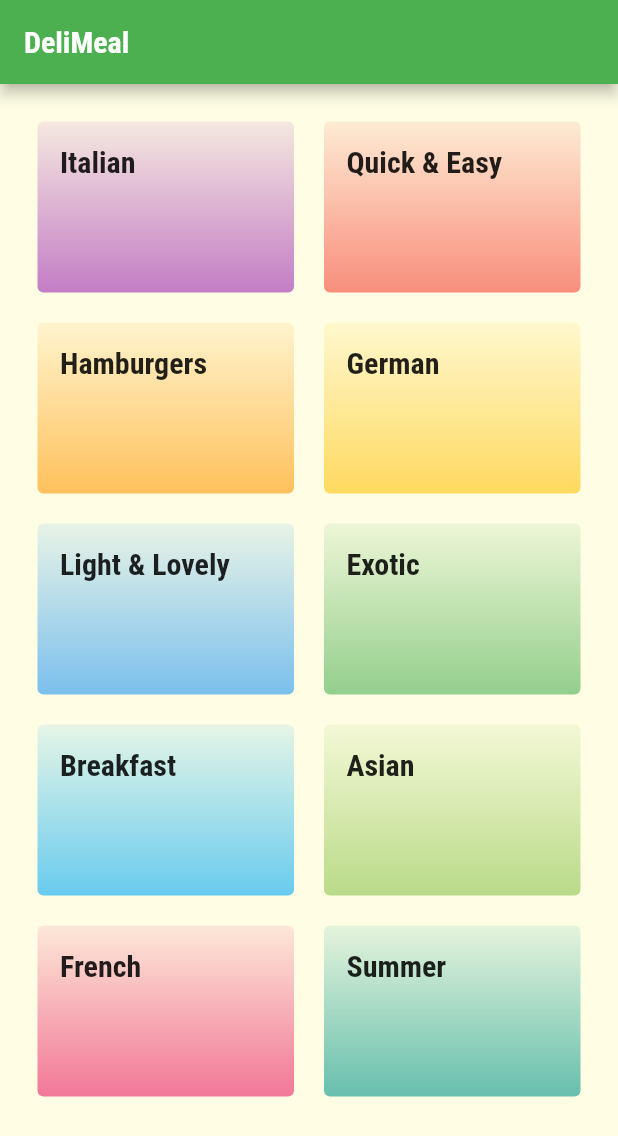
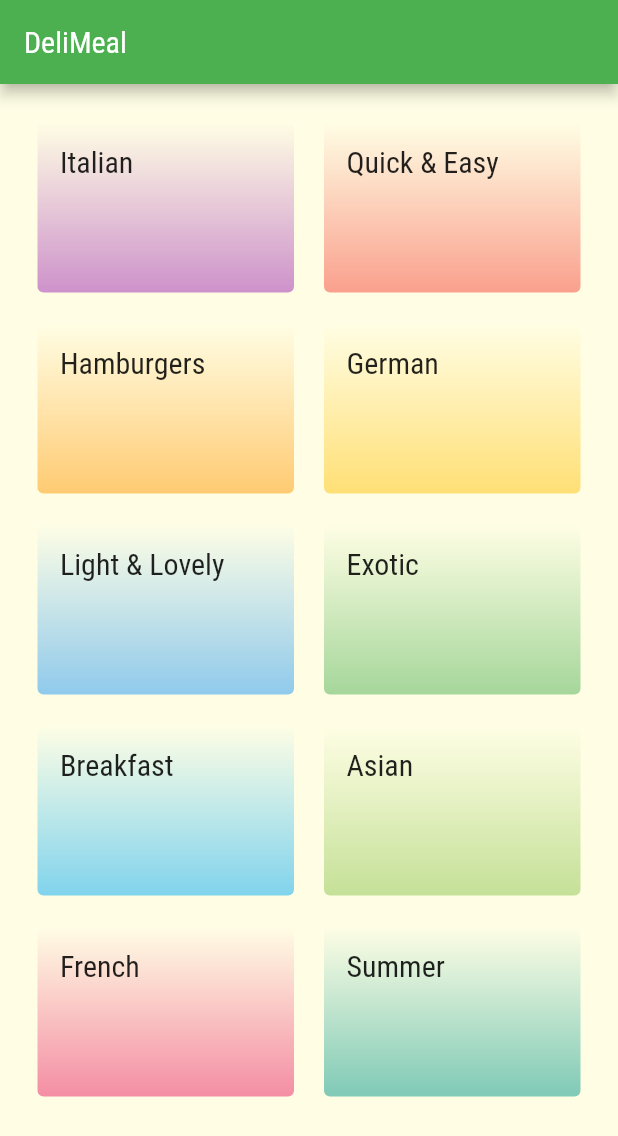
Before and after one commit to LukeKow/meals-app, a Flutter app: the screen it shows after launch, on a phone screen of 412 x 824 dp. Shown: the top 1136 px of the screen. Run offline on Flutter 3.47's test engine with Material 2 defaults, Android fonts, the phone set to English and light mode, and no system bars.

Commit message:
styling update

```diff
--- a/lib/category_item.dart
+++ b/lib/category_item.dart
@@ -13,8 +13,8 @@ class CategoryItem extends StatelessWidget {
       decoration: BoxDecoration(
         gradient: LinearGradient(
           colors: [
-            color.withOpacity(0.1),
-            color.withOpacity(0.6),
+            color.withOpacity(0.0),
+            color.withOpacity(0.5),
           ],
           begin: Alignment.topCenter,
           end: Alignment.bottomCenter,
--- a/lib/main.dart
+++ b/lib/main.dart
@@ -20,7 +20,6 @@ class MyApp extends StatelessWidget {
             headline6: const TextStyle(
               fontSize: 20,
               fontFamily: 'RobotoCondensed',
-              fontWeight: FontWeight.bold,
             ),
           ));
 
```
